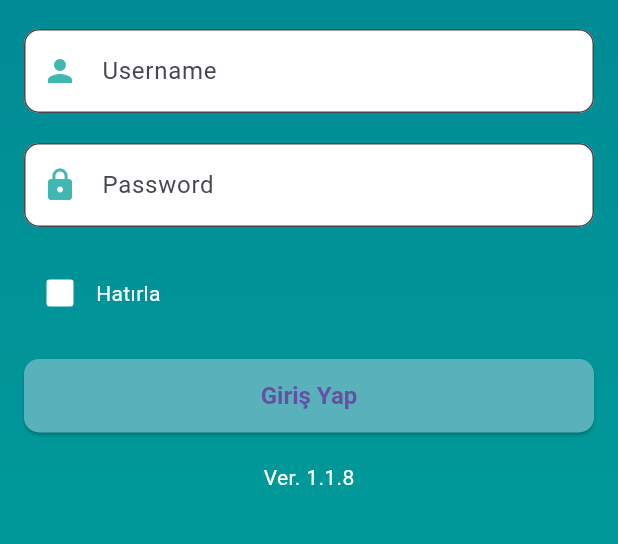
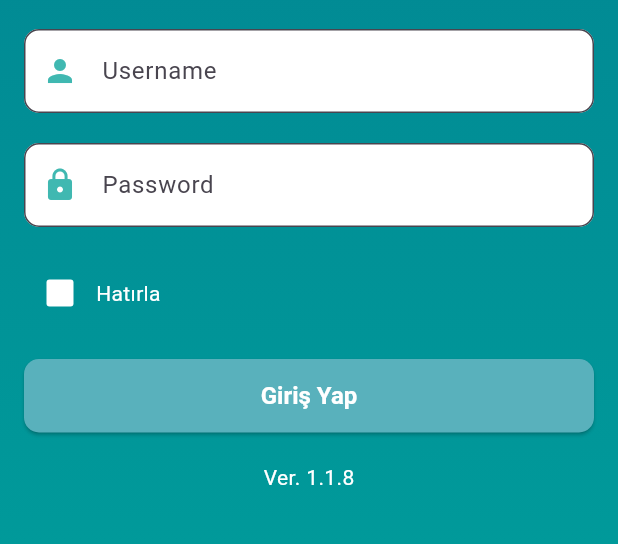
Before and after one commit to mehmetfurkansakiz/mobway_clone_app, a Flutter app: the screen it shows after launch, on a phone screen of 412 x 824 dp, the part 415-959 px from its top. Run offline on Flutter 3.47's test engine with Material 3 defaults, Android fonts, the light colour scheme and no system bars.

Commit message:
Updated custom button.

```diff
--- a/lib/core/custom_button.dart
+++ b/lib/core/custom_button.dart
@@ -2,10 +2,20 @@ import 'package:flutter/material.dart';
 import 'package:mobway_clone_app/theme/light_theme.dart';
 
 class CustomButton extends StatelessWidget {
-  const CustomButton({super.key, required this.text, required this.onPressed});
+  const CustomButton({
+    super.key,
+    required this.text,
+    required this.onPressed,
+    this.backgroundColor = LightColors.finishFiordGreen,
+    this.textColor = LightColors.pureWhite,
+    this.fontSize = 16,
+  });
 
   final String text;
   final VoidCallback onPressed;
+  final Color backgroundColor;
+  final Color textColor;
+  final double fontSize;
 
   @override
   Widget build(BuildContext context) {
@@ -14,20 +24,14 @@ class CustomButton extends StatelessWidget {
       child: ElevatedButton(
         onPressed: onPressed,
         style: ElevatedButton.styleFrom(
-          backgroundColor: LightColors.finishFiordGreen,
+          backgroundColor: backgroundColor,
           shape: RoundedRectangleBorder(
             borderRadius: BorderRadius.circular(10),
           ),
           padding: const EdgeInsets.symmetric(vertical: 15),
-          textStyle: const TextStyle(
-            fontSize: 16,
-            fontWeight: FontWeight.bold,
-          ),
+          textStyle: TextStyle(fontSize: fontSize, fontWeight: FontWeight.bold),
         ),
-        child: Text(
-          text,
-          style: const TextStyle(color: LightColors.white),
-        ),
+        child: Text(text, style: TextStyle(color: textColor)),
       ),
     );
   }
```
